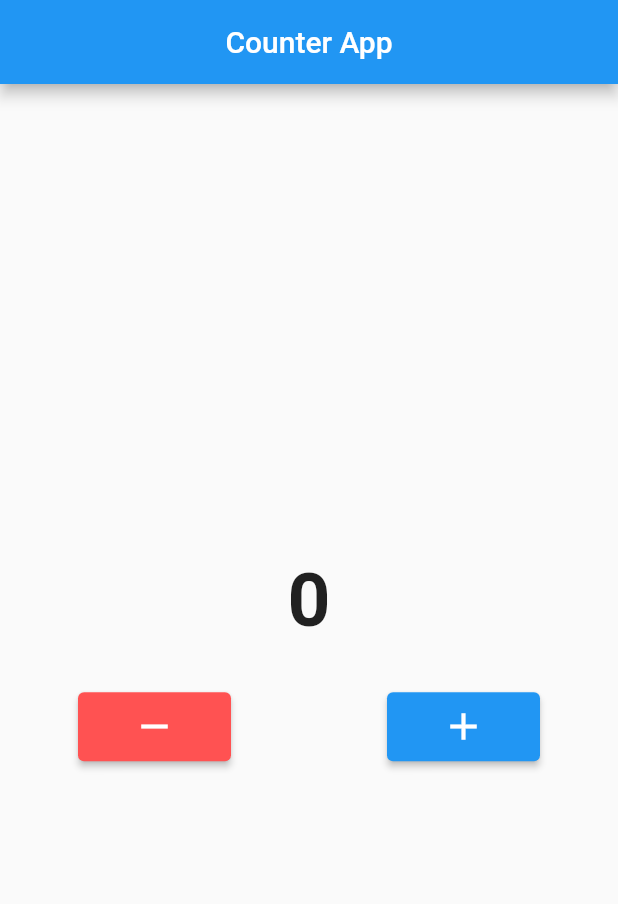
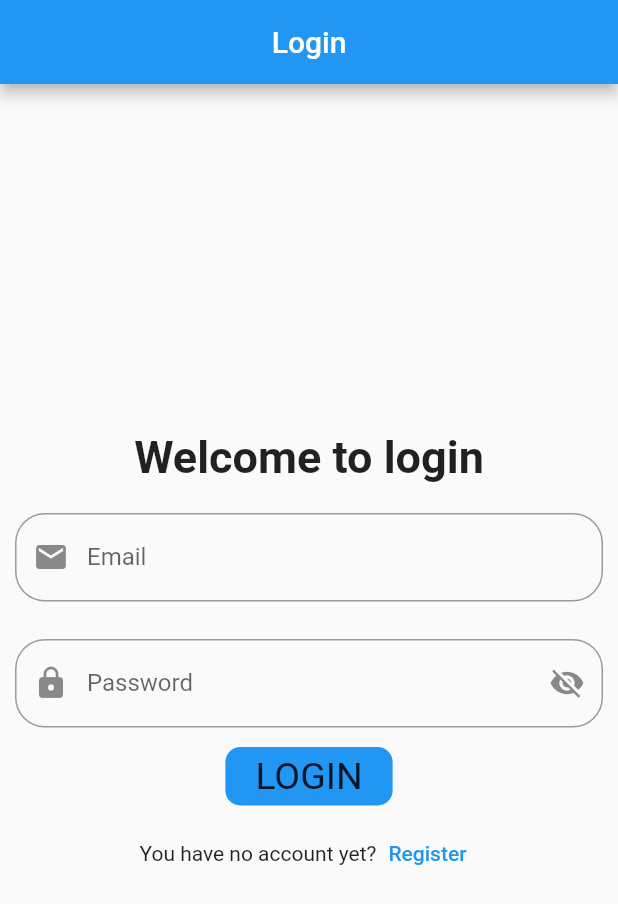
Before and after one commit to SuosSeyha/couter-app, a Flutter app: the screen it shows after launch, on a phone screen of 412 x 824 dp. Shown: the top 904 px of the screen. Run offline on Flutter 3.47's test engine with Material 2 defaults, Android fonts, the phone set to English and light mode, and no system bars; our stand-ins replace shared_preferences.

Commit message:
share preference

```diff
--- /dev/null
+++ b/lib/SharePreference/login_page.dart
@@ -0,0 +1,173 @@
+import 'package:flutter/material.dart';
+import 'package:local_storage_11_12/SharePreference/register_page.dart';
+import 'package:local_storage_11_12/SharePreference/route_page.dart';
+class LoginPage extends StatefulWidget {
+  const LoginPage({super.key});
+  @override
+  State<LoginPage> createState() => _LoginPageState();
+}
+
+class _LoginPageState extends State<LoginPage> {
+  final formkey = GlobalKey<FormState>();
+  final emailController = TextEditingController();
+  final passwordController = TextEditingController();
+  bool isShow=true;
+  @override
+  Widget build(BuildContext context) {
+    return Scaffold(
+      appBar: AppBar(
+        centerTitle: true,
+        title: const Text(
+          'Login'
+        ),
+      ),
+      body: Form(
+        key: formkey,
+        child: Center(
+          child: Column(
+            mainAxisAlignment: MainAxisAlignment.center,
+            children:  [
+               const Text(
+                'Welcome to login',
+                style: TextStyle(
+                  fontSize: 30,
+                  fontWeight: FontWeight.bold
+                ),
+              ),
+              Padding(
+                padding: const EdgeInsets.symmetric(
+                  horizontal: 10,
+                  vertical: 20
+                ),
+                child: TextFormField(
+                  controller: emailController,
+                  decoration: InputDecoration(
+                    prefixIcon: const Icon(
+                      Icons.email
+                    ),
+                    label: const Text(
+                      'Email'
+                    ),
+                    border: OutlineInputBorder(
+                      borderRadius: BorderRadius.circular(
+                        20
+                      )
+                    ),
+                    errorBorder: OutlineInputBorder(
+                      borderRadius: BorderRadius.circular(
+                        20
+                      ),
+                      borderSide: const BorderSide(
+                        color: Colors.red,
+                        width: 2
+                      )
+                    ),
+                  ),
+                  validator: (val) {
+                    return RegExp(
+                                r"^[a-zA-Z0-9.a-zA-Z0-9.!#$%&'*+-/=?^_`{|}~]+@[a-zA-Z0-9]+\.[a-zA-Z]+")
+                            .hasMatch(val!)
+                        ? null
+                        : "Please enter a valid email";
+                  },
+                ),
+              ),
+              Padding(
+                padding: const EdgeInsets.symmetric(
+                  horizontal: 10,
+                  vertical: 5
+                ),
+                child: TextFormField(
+                  obscureText: isShow,
+                  controller: passwordController,
+                  decoration: InputDecoration(
+                    prefixIcon: const Icon(
+                      Icons.lock
+                    ),
+                    suffixIcon: IconButton(
+                      onPressed: () {
+                        setState(() {
+                          isShow=!isShow;
+                        });
+                      },
+                      icon:  Icon(
+                        isShow?Icons.visibility_off : Icons.visibility
+                      ),
+                    ),
+                    label: const Text(
+                      'Password'
+                    ),
+                    border: OutlineInputBorder(
+                      borderRadius: BorderRadius.circular(
+                        20
+                      )
+                    ),
+                    errorBorder: OutlineInputBorder(
+                      borderRadius: BorderRadius.circular(
+                        20
+                      ),
+                      borderSide: const BorderSide(
+                        color: Colors.red,
+                        width: 2
+                      )
+                    ),
+                  ),
+                  validator: (val) {
+                    if(val!.length<6){
+                      return 'password must be 6 characters';
+                    }else{
+                      return null;
+                    }
+                  },
+                ),
+              ),
+              Padding(
+                padding: const EdgeInsets.all(8.0),
+                child: InkWell(
+                  onTap: () {
+
+                  },
+                  child: Container(
+                    padding: const EdgeInsets.symmetric(
+                      horizontal: 20,
+                      vertical: 5
+                    ),
+                    decoration:  BoxDecoration(
+                      color: Colors.blue,
+                      borderRadius: BorderRadius.circular(
+                        10
+                      )
+                    ),
+                    child: const Text(
+                      'LOGIN',
+                      style: TextStyle(
+                        fontSize: 25,
+                        fontWeight: FontWeight.w400
+                      ),
+                    ),
+                  ),
+                ),
+              ),
+              Row(
+                mainAxisAlignment: MainAxisAlignment.center,
+                children: [
+                  const Text(
+                    'You have no account yet?'
+                  ),
+                  TextButton(
+                    onPressed: () {
+                      nextScreen(context,const RegisterPage());
+                    },
+                    child: const Text(
+                      'Register'
+                    )
+                  )
+                ],
+              )
+            ],
+          ),
+        ),
+      ),
+    );
+  }
+}
--- a/lib/main.dart
+++ b/lib/main.dart
@@ -1,5 +1,6 @@
 import 'package:flutter/material.dart';
 import 'package:local_storage_11_12/SharePreference/counter_app.dart';
+import 'package:local_storage_11_12/SharePreference/login_page.dart';
 
 void main() {
   runApp(const MyApp());
@@ -17,7 +18,8 @@ class MyApp extends StatelessWidget {
 
         primarySwatch: Colors.blue,
       ),
-      home: const CounterApp()
+      debugShowCheckedModeBanner: false,
+      home: const LoginPage()
     );
   }
 }
```
Also changed, not shown: lib/SharePreference/register_page.dart (added, +243 -0 lines), lib/SharePreference/route_page.dart (added, +9 -0 lines), lib/SharePreference/counter_app.dart (line endings or trailing spaces).
